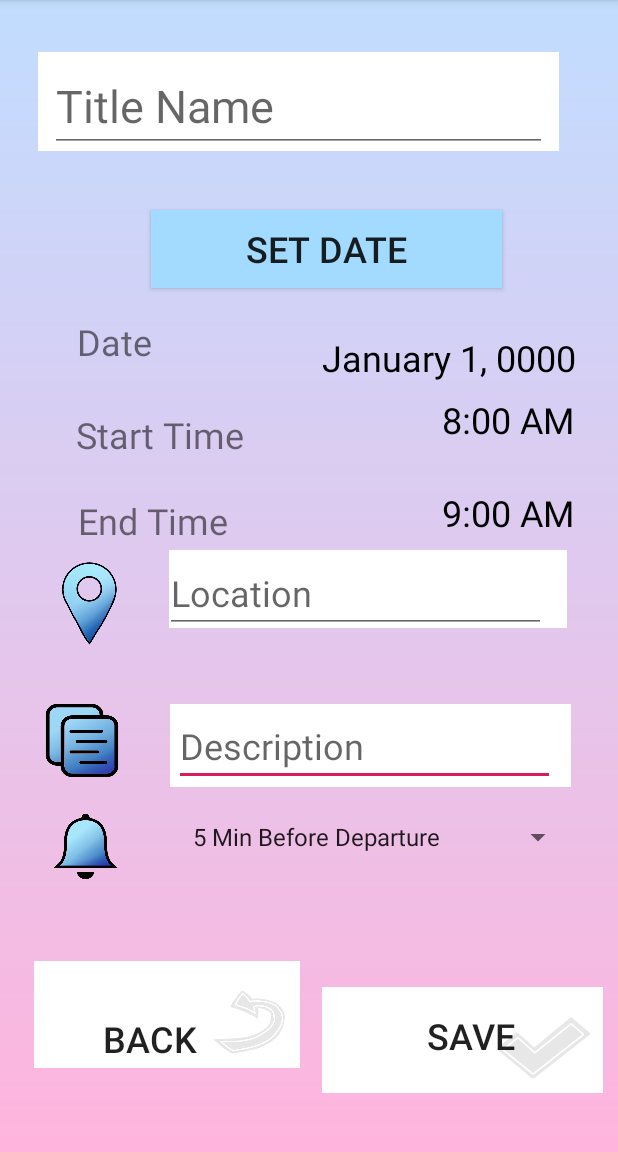
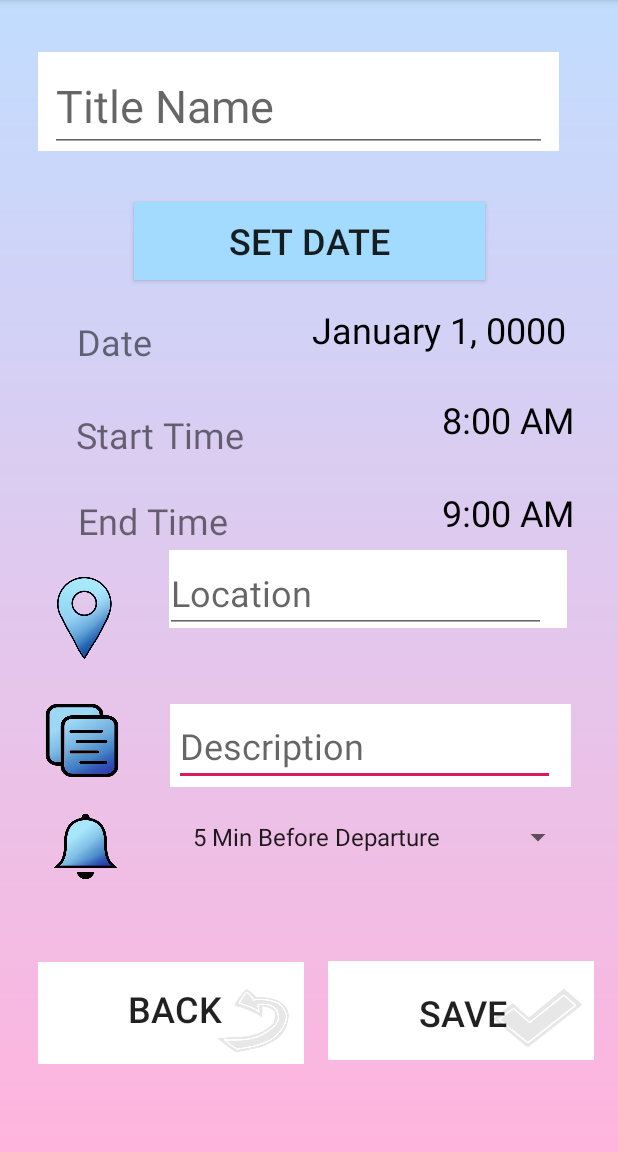
Before and after one commit to burwinliu-zz/hackUCI2020, an Android app: the EventActivity screen opened directly, with no data from a screen before it, on a phone screen of 412 x 824 dp, the part 84-1236 px from its top. Run offline under Robolectric (Android 15) with nearby library versions, the phone set to English and light mode, and no system bars.

Commit message:
app is finally arranged in an organized way

```diff
--- a/app/src/main/res/layout/activity_event.xml
+++ b/app/src/main/res/layout/activity_event.xml
@@ -14,16 +14,16 @@
         android:id="@+id/date_selected"
         android:layout_width="175dp"
         android:layout_height="31dp"
-        android:layout_marginTop="30dp"
+        android:layout_marginTop="12dp"
         android:text="@string/no_date"
         android:textColor="#000000"
         android:textSize="24sp"
         app:layout_constraintBottom_toTopOf="@+id/time_startSelected"
         app:layout_constraintEnd_toEndOf="parent"
-        app:layout_constraintHorizontal_bias="0.838"
+        app:layout_constraintHorizontal_bias="0.786"
         app:layout_constraintStart_toEndOf="@+id/textView2"
         app:layout_constraintTop_toBottomOf="@+id/date_Delete"
-        app:layout_constraintVertical_bias="0.0" />
+        app:layout_constraintVertical_bias="0.13" />
 
     <TextView
         android:id="@+id/time_startSelected"
@@ -59,35 +59,35 @@
 
     <Button
         android:id="@+id/save_button"
-        android:layout_width="197dp"
-        android:layout_height="75dp"
+        android:layout_width="174dp"
+        android:layout_height="68dp"
         android:background="#00FFFFFF"
         android:color="#FFFFFF"
         android:text="@string/click_save"
         android:textSize="24sp"
         app:layout_constraintBottom_toBottomOf="parent"
         app:layout_constraintEnd_toEndOf="parent"
-        app:layout_constraintHorizontal_bias="1.0"
-        app:layout_constraintStart_toStartOf="@+id/back_button"
-        app:layout_constraintTop_toTopOf="parent"
-        app:layout_constraintVertical_bias="0.942" />
+        app:layout_constraintHorizontal_bias="0.515"
+        app:layout_constraintStart_toEndOf="@+id/back_button"
+        app:layout_constraintTop_toBottomOf="@+id/alert_dropdown" />
 
     <Button
         android:id="@+id/back_button"
-        android:layout_width="199dp"
-        android:layout_height="75dp"
+        android:layout_width="176dp"
+        android:layout_height="64dp"
 
 
+        android:layout_marginStart="28dp"
+
         android:background="#00FFFFFF"
-
         android:backgroundTint="#FFFFFF"
         android:color="#FFFFFF"
         android:text="@string/click_back"
         android:textSize="24sp"
         app:layout_constraintBottom_toBottomOf="parent"
         app:layout_constraintStart_toStartOf="parent"
-        app:layout_constraintTop_toTopOf="parent"
-        app:layout_constraintVertical_bias="0.945" />
+        app:layout_constraintTop_toBottomOf="@+id/alert_dropdown"
+        app:layout_constraintVertical_bias="0.483" />
 
     <com.google.android.gms.maps.MapView
         android:id="@+id/mapView2"
@@ -103,43 +103,37 @@
         android:id="@+id/date_Delete"
         android:layout_width="234dp"
         android:layout_height="52dp"
-        android:layout_marginStart="100dp"
-        android:layout_marginTop="121dp"
-        android:layout_marginEnd="77dp"
-        android:layout_marginBottom="558dp"
+        android:layout_marginTop="20dp"
         android:background="#A2DBFF"
         android:text="@string/set_date"
         android:textSize="24sp"
-        app:layout_constraintBottom_toBottomOf="parent"
+        app:layout_constraintBottom_toTopOf="@+id/textView2"
         app:layout_constraintEnd_toEndOf="parent"
         app:layout_constraintStart_toStartOf="parent"
-        app:layout_constraintTop_toTopOf="parent" />
+        app:layout_constraintTop_toBottomOf="@+id/imageButton"
+        app:layout_constraintVertical_bias="0.363" />
 
     <ImageView
         android:id="@+id/save_bg"
-        android:layout_width="187dp"
-        android:layout_height="81dp"
+        android:layout_width="177dp"
+        android:layout_height="70dp"
+        android:layout_marginEnd="16dp"
         app:layout_constraintBottom_toBottomOf="parent"
         app:layout_constraintEnd_toEndOf="parent"
-        app:layout_constraintHorizontal_bias="0.955"
-        app:layout_constraintStart_toStartOf="parent"
-        app:layout_constraintTop_toTopOf="parent"
-        app:layout_constraintVertical_bias="0.95"
+        app:layout_constraintTop_toBottomOf="@+id/alert_dropdown"
+        app:layout_constraintVertical_bias="0.491"
         app:srcCompat="@drawable/save_button" />
 
     <ImageView
         android:id="@+id/imageView8"
         android:layout_width="177dp"
-        android:layout_height="71dp"
-        android:layout_marginStart="22dp"
-        android:layout_marginTop="620dp"
-        android:layout_marginEnd="211dp"
-        android:layout_marginBottom="36dp"
+        android:layout_height="68dp"
         android:background="#FFFFFF"
         app:layout_constraintBottom_toBottomOf="parent"
-        app:layout_constraintEnd_toEndOf="parent"
+        app:layout_constraintEnd_toStartOf="@+id/save_bg"
+        app:layout_constraintHorizontal_bias="0.609"
         app:layout_constraintStart_toStartOf="parent"
-        app:layout_constraintTop_toTopOf="parent"
+        app:layout_constraintTop_toBottomOf="@+id/alert_dropdown"
         app:srcCompat="@drawable/back_button" />
 
     <Spinner
@@ -265,15 +259,10 @@
     <ImageView
         android:id="@+id/imageView5"
         android:layout_width="63dp"
-        android:layout_height="113dp"
-        android:layout_marginTop="308dp"
-        android:layout_marginBottom="310dp"
-        app:layout_constraintBottom_toBottomOf="parent"
-        app:layout_constraintEnd_toEndOf="parent"
-        app:layout_constraintHorizontal_bias="0.08"
+        android:layout_height="95dp"
+        app:layout_constraintEnd_toStartOf="@+id/imageButton3"
         app:layout_constraintStart_toStartOf="parent"
-        app:layout_constraintTop_toTopOf="parent"
-        app:layout_constraintVertical_bias="1.0"
+        app:layout_constraintTop_toBottomOf="@+id/textView4"
         app:srcCompat="@drawable/location_marker" />
 
     <TextView
```
Also changed, not shown: app/src/main/res/layout/activity_burwins_home2.xml (+79 -0 lines).
